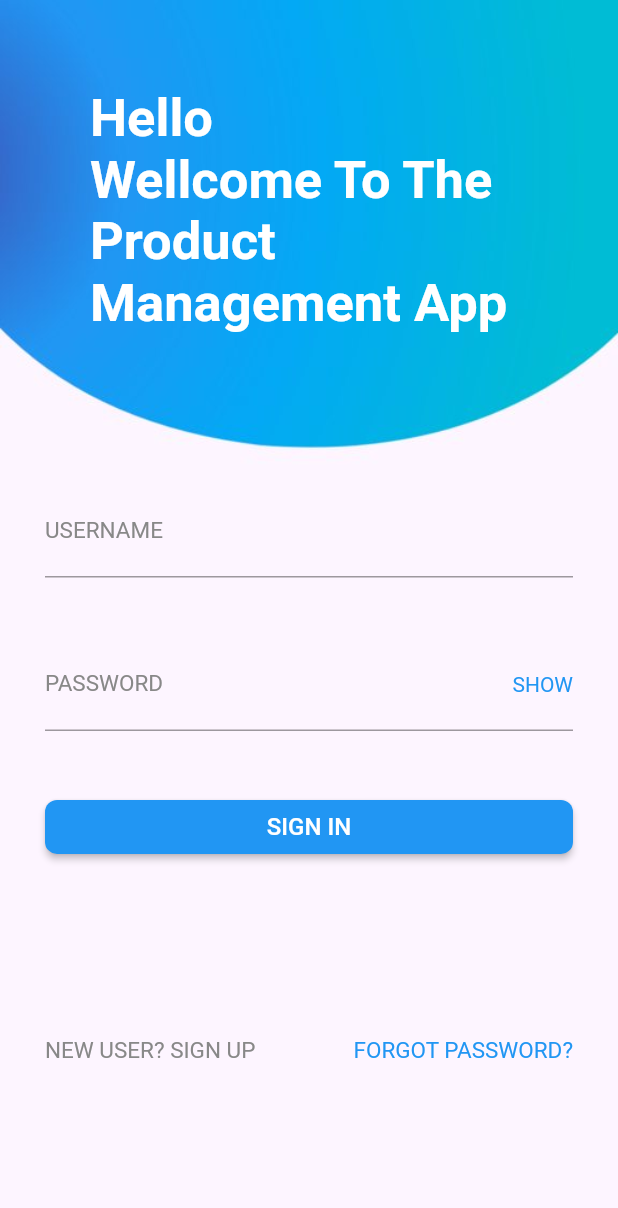
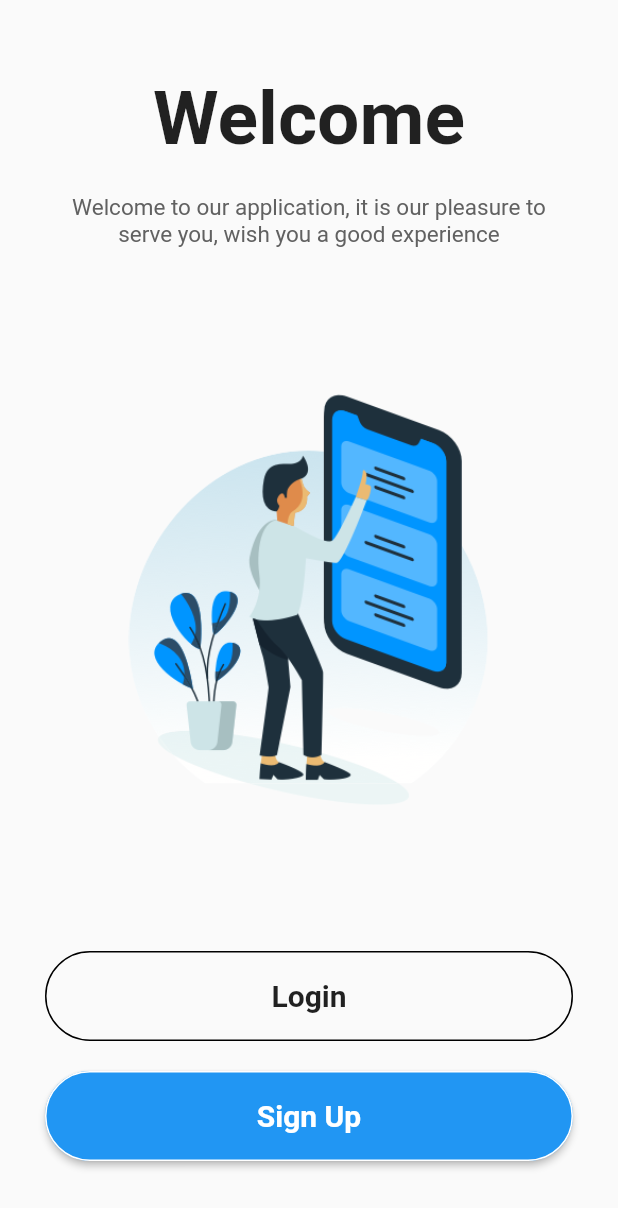
Before and after one commit to haruyuki7121994/EquipmentManagementMobile, a Flutter app: the screen it shows after launch, on a phone screen of 412 x 824 dp. Shown: the top 1208 px of the screen. Run offline on Flutter 3.47's test engine with Material 2 defaults, Android fonts, the light colour scheme and no system bars; our stand-ins replace flutter_bloc; missing offline and left inert: qr_code_scanner.

Commit message:
Update Ui

```diff
--- a/lib/home.dart
+++ b/lib/home.dart
@@ -51,7 +51,7 @@ class HomePage extends StatelessWidget {
                 ),
                 BottomNavigationBarItem(
                   icon: Icon(
-                    Icons.more_horiz,
+                    Icons.account_circle_sharp,
                   ),
                   label: "",
                 ),
--- /dev/null
+++ b/lib/wellcome.dart
@@ -0,0 +1,112 @@
+import 'package:appqrcode/home.dart';
+import 'package:appqrcode/login.dart';
+import 'package:appqrcode/signup.dart';
+import 'package:flutter/cupertino.dart';
+import 'package:flutter/material.dart';
+
+void main() {
+  runApp(MaterialApp(
+    debugShowCheckedModeBanner: false,
+    home: HomePage(),
+  ));
+}
+
+class WellomePage extends StatelessWidget{
+  @override
+  Widget build(BuildContext context) {
+    return Scaffold(
+      body: SafeArea(
+        child: Container(
+          width: double.infinity,
+          height: MediaQuery.of(context).size.height,
+          padding: EdgeInsets.symmetric(horizontal: 30, vertical: 50),
+          child: Column(
+            mainAxisAlignment: MainAxisAlignment.spaceBetween,
+            crossAxisAlignment: CrossAxisAlignment.center,
+            children:<Widget> [
+              Column(
+          children:<Widget>[
+            Text(
+              "Welcome",
+              style: TextStyle(
+                fontWeight: FontWeight.bold,
+                fontSize: 50,
+
+              ),
+            ),
+            SizedBox(
+              height: 20,
+            ),
+            Text("Welcome to our application, it is our pleasure to serve you, wish you a good experience", textAlign: TextAlign.center,
+              style: TextStyle(
+                color: Colors.grey[700],
+                fontSize: 15,
+              ),
+            ),
+            ],
+
+              ),
+              Container(
+                height: MediaQuery.of(context).size.height / 3,
+                decoration: BoxDecoration(
+                  image: DecorationImage(
+                    image: AssetImage("images/welcome.png")
+                  )
+                ),
+              ),
+              Column(
+                children: <Widget>[
+                  MaterialButton(
+                    minWidth: double.infinity,
+                    height: 60,
+                    onPressed:(){
+                      Navigator.push(context, MaterialPageRoute(builder: (context) => LoginPage()));
+                      } ,
+                    shape: RoundedRectangleBorder(
+                      side: BorderSide(
+                        color: Colors.black
+                      ),
+                      borderRadius: BorderRadius.circular(50)
+                    ),
+                    child: Text(
+                      "Login",
+                      style: TextStyle(
+                        fontSize: 20,
+                        fontWeight: FontWeight.w600
+                      ),
+                    ),
+                  ),
+                  SizedBox(height: 20),
+                  MaterialButton(
+                    minWidth: double.infinity,
+                    height: 60,
+                    onPressed:(){
+                      Navigator.push(context, MaterialPageRoute(builder: (context) => SignupPage()));
+                    } ,
+                    color: Colors.blue,
+                    shape: RoundedRectangleBorder(
+                        side: BorderSide(
+                            color: Colors.white
+                        ),
+                        borderRadius: BorderRadius.circular(50)
+                    ),
+                    child: Text(
+                      "Sign Up",
+                      style: TextStyle(
+                        color: Colors.white,
+                          fontSize: 20,
+                          fontWeight: FontWeight.w600
+                      ),
+                    ),
+                  ),
+                ],
+              ),
+            ],
+          ),
+        ),
+
+
+      ),
+    );
+  }
+}
```
Also changed, not shown: lib/login.dart (+53 -8 lines), lib/more_page.dart (+142 -5 lines), lib/signup.dart (added, +148 -0 lines), images/userinformation.png (added), images/welcome.png (added).
